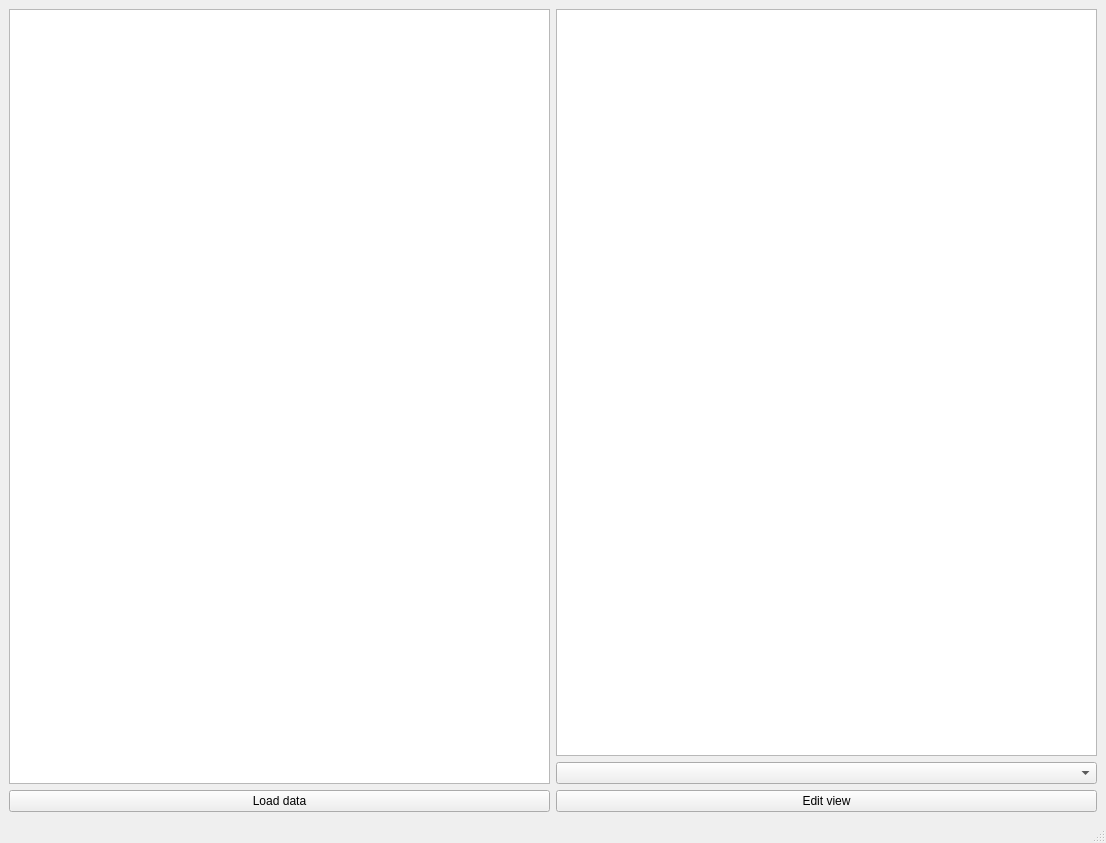
First picture: the form in OnlineShop/Shop/MainWindow.ui, repository JohnMril/ProjectShop, before the edit.
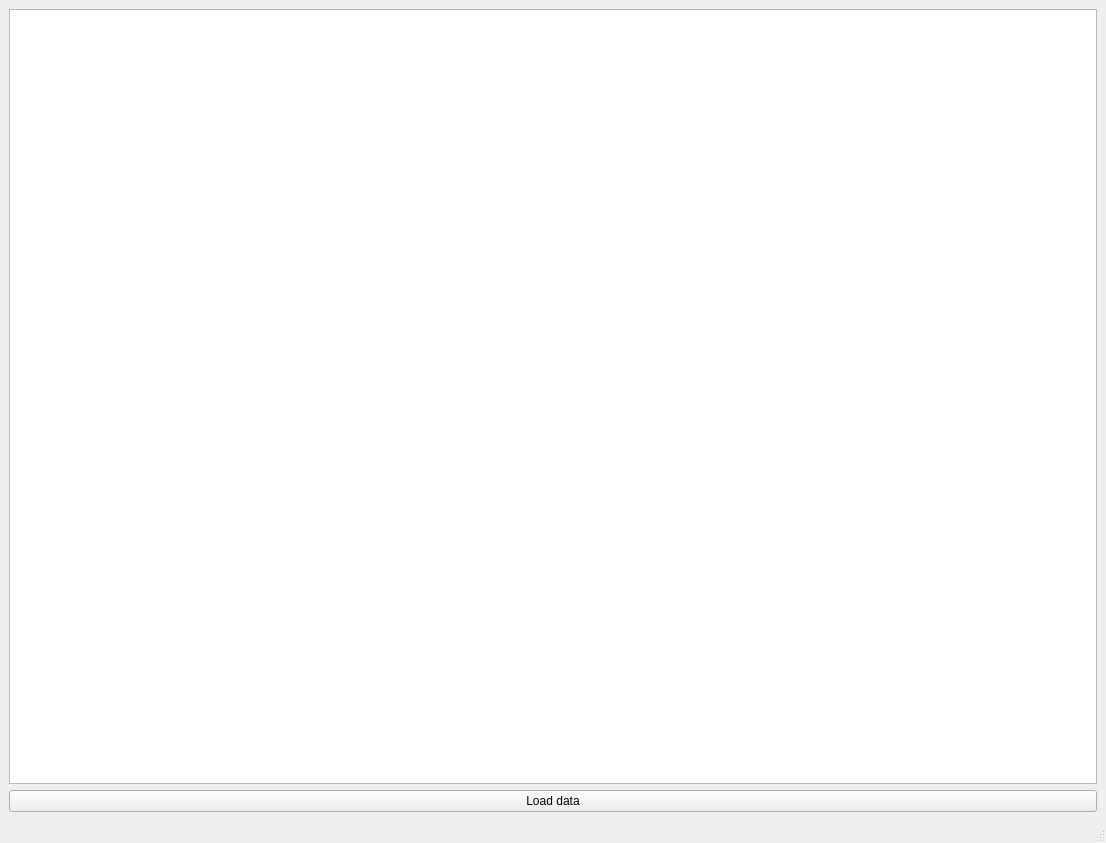
Second picture: the form after the edit.

What changed in the file:
```diff
--- a/OnlineShop/Shop/MainWindow.ui
+++ b/OnlineShop/Shop/MainWindow.ui
@@ -31,27 +31,6 @@
         </item>
        </layout>
       </item>
-      <item>
-       <layout class="QVBoxLayout" name="verticalLayout_3">
-        <item>
-         <layout class="QVBoxLayout" name="verticalLayout">
-          <item>
-           <widget class="QTableView" name="currentModelView"/>
-          </item>
-          <item>
-           <widget class="QComboBox" name="comboBox"/>
-          </item>
-         </layout>
-        </item>
-        <item>
-         <widget class="QPushButton" name="editViewPushButton">
-          <property name="text">
-           <string>Edit view</string>
-          </property>
-         </widget>
-        </item>
-       </layout>
-      </item>
      </layout>
     </item>
    </layout>
```
